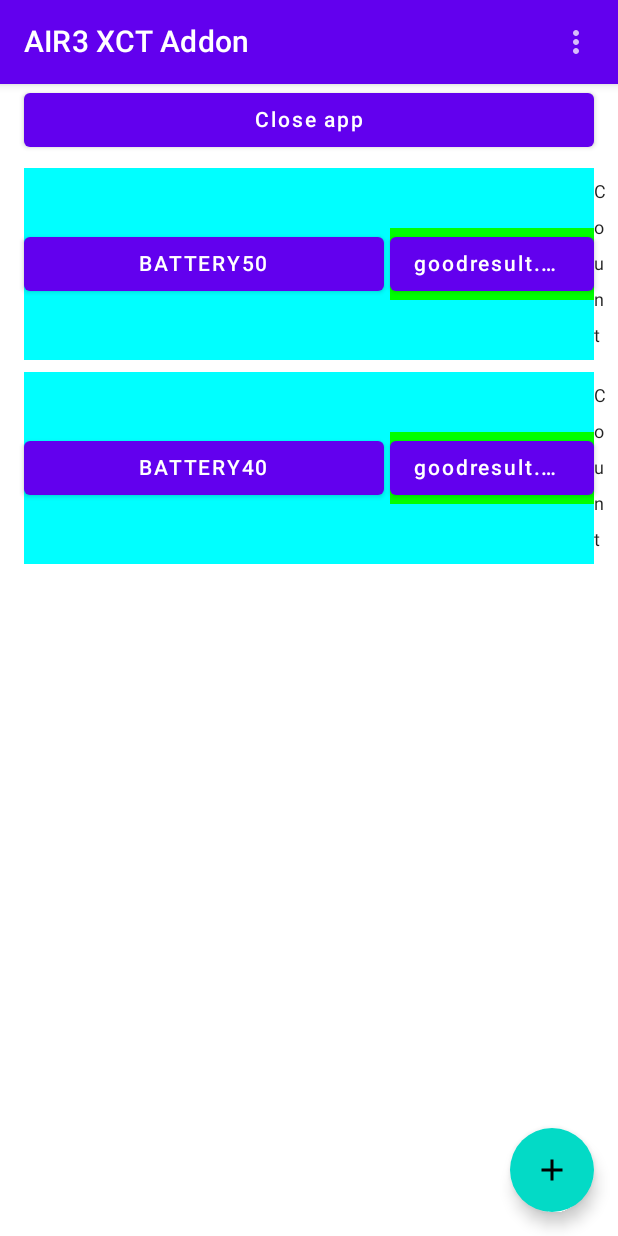
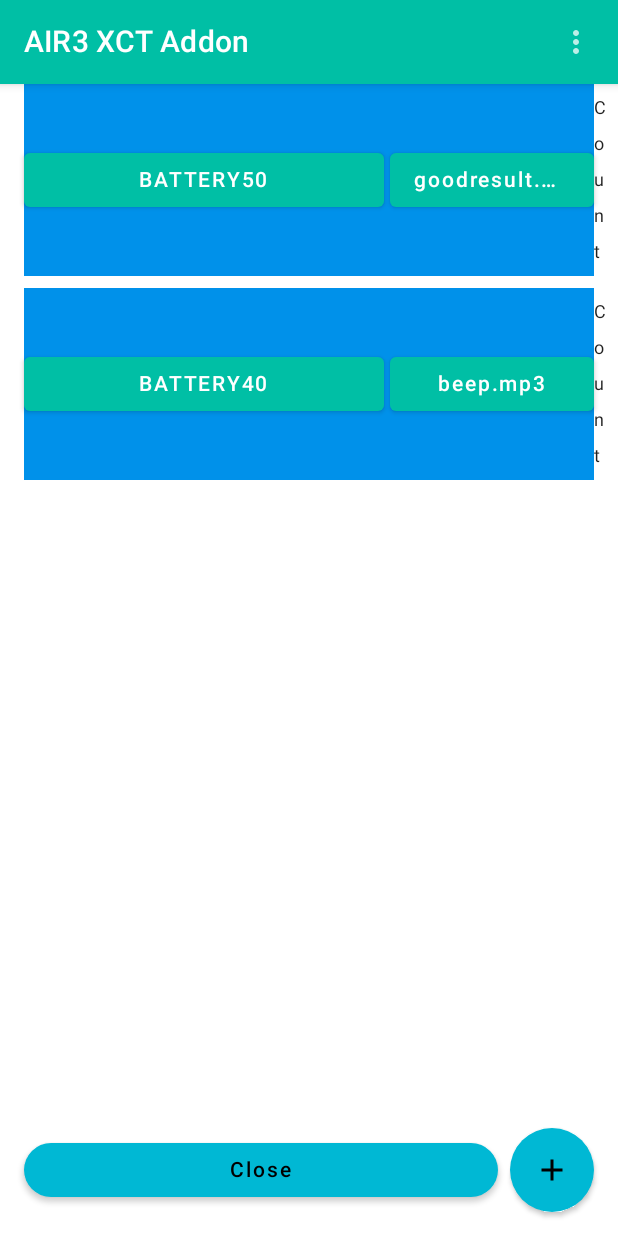
Before and after one commit to Berfon99/air3xctaddon, an Android app built with Jetpack Compose: the screen it shows after launch (MainActivity), after a tap on "Add Configuration", on a phone screen of 412 x 824 dp. Run offline under Robolectric (Android 15) with nearby library versions, the phone set to English and light mode, and no system bars; our stand-ins replace Room's generated code.

Commit message:
improving colors

```diff
--- a/app/src/main/java/com/xc/air3xctaddon/ui/ConfigRow.kt
+++ b/app/src/main/java/com/xc/air3xctaddon/ui/ConfigRow.kt
@@ -28,6 +28,8 @@ import com.xc.air3xctaddon.MainViewModel.EventItem
 import com.xc.air3xctaddon.VolumeType
 import com.xc.air3xctaddon.model.SoundFilesState
 import com.xc.air3xctaddon.ui.components.DropdownMenuSpinner
+import com.xc.air3xctaddon.ui.theme.RowBackground
+import com.xc.air3xctaddon.ui.theme.SoundFieldBackground // Import the new color
 import java.io.File
 
 @Composable
@@ -152,7 +154,7 @@ fun ConfigRow(
     Row(
         modifier = Modifier
             .fillMaxWidth()
-            .background(Color.Cyan)
+            .background(RowBackground)
             .padding(vertical = 4.dp),
         verticalAlignment = Alignment.CenterVertically
     ) {
@@ -228,7 +230,7 @@ fun ConfigRow(
                         .width(240.dp)
                         .focusable()
                         .zIndex(1f)
-                        .background(Color.Green)
+                        .background(SoundFieldBackground) // Changed from Color.Green
                 ) {
                     Text(
                         text = if (soundFile.isEmpty()) "Select Sound" else soundFile,
--- a/app/src/main/java/com/xc/air3xctaddon/ui/MainScreen.kt
+++ b/app/src/main/java/com/xc/air3xctaddon/ui/MainScreen.kt
@@ -2,21 +2,19 @@ package com.xc.air3xctaddon.ui
 
 import android.content.Intent
 import android.util.Log
-import androidx.compose.foundation.layout.Arrangement
-import androidx.compose.foundation.layout.Column
-import androidx.compose.foundation.layout.fillMaxSize
-import androidx.compose.foundation.layout.fillMaxWidth
-import androidx.compose.foundation.layout.heightIn
-import androidx.compose.foundation.layout.padding
+import androidx.compose.foundation.layout.*
 import androidx.compose.foundation.lazy.LazyColumn
 import androidx.compose.foundation.lazy.itemsIndexed
+import androidx.compose.foundation.shape.CircleShape
 import androidx.compose.material.*
 import androidx.compose.material.icons.Icons
 import androidx.compose.material.icons.filled.Add
 import androidx.compose.material.icons.filled.MoreVert
 import androidx.compose.runtime.*
+import androidx.compose.ui.Alignment
 import androidx.compose.ui.Modifier
 import androidx.compose.ui.platform.LocalContext
+import androidx.compose.ui.platform.LocalDensity
 import androidx.compose.ui.unit.dp
 import androidx.lifecycle.viewmodel.compose.viewModel
 import com.xc.air3xctaddon.AboutActivity
@@ -64,30 +62,6 @@ fun MainScreen(viewModel: MainViewModel = viewModel(factory = MainViewModelFacto
                     }
                 }
             )
-        },
-        floatingActionButton = {
-            if (availableEvents.isNotEmpty()) {
-                FloatingActionButton(onClick = {
-                    val selectedEvent = availableEvents.firstOrNull { it is MainViewModel.EventItem.Event } as? MainViewModel.EventItem.Event
-                    val defaultSoundFile = "goodresult.mp3"
-                    if (selectedEvent != null) {
-                        Log.d("MainScreen", "FAB clicked, adding config: event=${selectedEvent.name}, soundFile=$defaultSoundFile")
-                        viewModel.addConfig(
-                            event = selectedEvent.name,
-                            soundFile = defaultSoundFile,
-                            volumeType = VolumeType.SYSTEM,
-                            volumePercentage = 100,
-                            playCount = 1
-                        )
-                    } else {
-                        Log.w("MainScreen", "FAB clicked, but no EventItem.Event found in availableEvents")
-                    }
-                }) {
-                    Icon(Icons.Default.Add, contentDescription = "Add Configuration")
-                }
-            } else {
-                Log.d("MainScreen", "FAB not shown: availableEvents is empty")
-            }
         }
     ) { padding ->
         Column(
@@ -97,24 +71,11 @@ fun MainScreen(viewModel: MainViewModel = viewModel(factory = MainViewModelFacto
                 .padding(horizontal = 16.dp),
             verticalArrangement = Arrangement.spacedBy(8.dp)
         ) {
-            // Close App Button
-            Button(
-                onClick = {
-                    context.startActivity(Intent(Intent.ACTION_MAIN).apply {
-                        addCategory(Intent.CATEGORY_HOME)
-                        flags = Intent.FLAG_ACTIVITY_NEW_TASK
-                    })
-                    Log.d("MainScreen", "Close app clicked")
-                },
-                modifier = Modifier.fillMaxWidth()
-            ) {
-                Text("Close app")
-            }
-
             // Liste des configurations
             LazyColumn(
                 modifier = Modifier
                     .fillMaxWidth()
+                    .weight(1f) // Take available space
                     .heightIn(max = 1000.dp),
                 verticalArrangement = Arrangement.spacedBy(8.dp)
             ) {
@@ -129,6 +90,64 @@ fun MainScreen(viewModel: MainViewModel = viewModel(factory = MainViewModelFacto
                     )
                 }
             }
+
+            // Bottom Row for Close and Add buttons
+            Row(
+                modifier = Modifier
+                    .fillMaxWidth()
+                    .padding(bottom = 16.dp),
+                horizontalArrangement = Arrangement.End,
+                verticalAlignment = Alignment.CenterVertically
+            ) {
+                // Close App Button
+                Button(
+                    onClick = {
+                        context.startActivity(Intent(Intent.ACTION_MAIN).apply {
+                            addCategory(Intent.CATEGORY_HOME)
+                            flags = Intent.FLAG_ACTIVITY_NEW_TASK
+                        })
+                        Log.d("MainScreen", "Close app clicked")
+                    },
+                    modifier = Modifier
+                        .weight(0.25f) // 1/4th of screen width
+                        .padding(end = 8.dp),
+                    shape = CircleShape,
+                    colors = ButtonDefaults.buttonColors(
+                        backgroundColor = MaterialTheme.colors.secondary
+                    )
+                ) {
+                    Text("Close")
+                }
+
+                // Add Configuration Button
+                if (availableEvents.isNotEmpty()) {
+                    Button(
+                        onClick = {
+                            val selectedEvent = availableEvents.firstOrNull { it is MainViewModel.EventItem.Event } as? MainViewModel.EventItem.Event
+                            val defaultSoundFile = "beep.mp3" // Ensure this file exists
+                            if (selectedEvent != null) {
+                                Log.d("MainScreen", "Add button clicked, adding config: event=${selectedEvent.name}, soundFile=$defaultSoundFile")
+                                viewModel.addConfig(
+                                    event = selectedEvent.name,
+                                    soundFile = defaultSoundFile,
+                                    volumeType = VolumeType.SYSTEM,
+                                    volumePercentage = 100,
+                                    playCount = 1
+                                )
+                            } else {
+                                Log.w("MainScreen", "Add button clicked, but no EventItem.Event found in availableEvents")
+                            }
+                        },
+                        modifier = Modifier.size(56.dp),
+                        shape = CircleShape,
+                        colors = ButtonDefaults.buttonColors(
+                            backgroundColor = MaterialTheme.colors.secondary
+                        )
+                    ) {
+                        Icon(Icons.Default.Add, contentDescription = "Add Configuration")
+                    }
+                }
+            }
         }
     }
 }
--- a/app/src/main/java/com/xc/air3xctaddon/ui/theme/Color.kt
+++ b/app/src/main/java/com/xc/air3xctaddon/ui/theme/Color.kt
@@ -9,3 +9,5 @@ val Pink80 = Color(0xFFEFB8C8)
 val Purple40 = Color(0xFF6650a4)
 val PurpleGrey40 = Color(0xFF625b71)
 val Pink40 = Color(0xFF7D5260)
+val RowBackground = Color(0xFF0091EA)
+val SoundFieldBackground = Color(0xFF0091EA)
--- a/app/src/main/java/com/xc/air3xctaddon/ui/theme/Theme.kt
+++ b/app/src/main/java/com/xc/air3xctaddon/ui/theme/Theme.kt
@@ -6,9 +6,9 @@ import androidx.compose.runtime.Composable
 import androidx.compose.ui.graphics.Color
 
 private val LightColorPalette = lightColors(
-    primary = Color(0xFF6200EE),
-    primaryVariant = Color(0xFF3700B3),
-    secondary = Color(0xFF03DAC6)
+    primary = Color(0xFF00BFA5),
+    primaryVariant = Color(0xFFFBC02D),
+    secondary = Color(0xFF00B8D4)
 )
 
 @Composable
```
